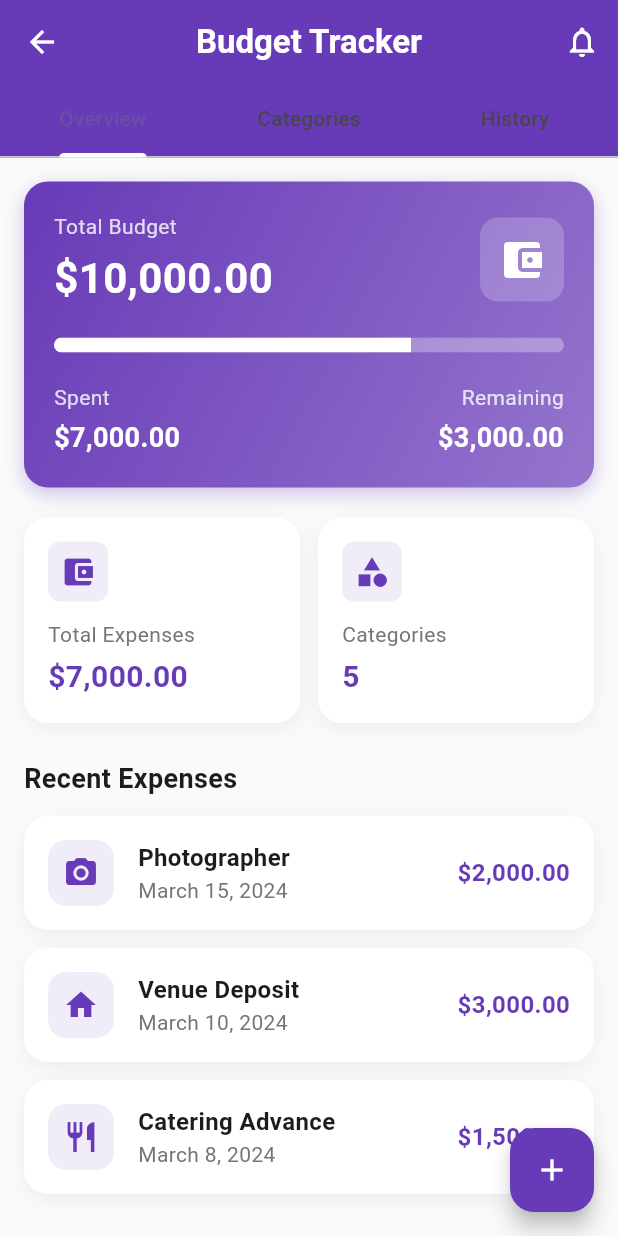
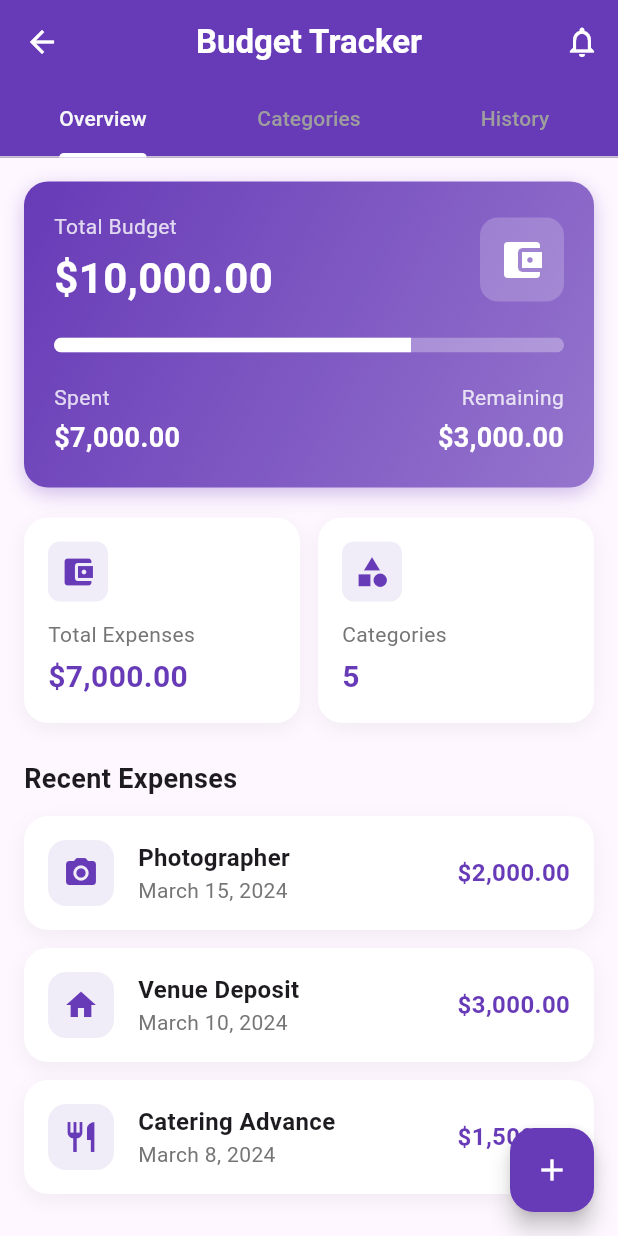
Before and after one commit to atharva2131/Event_Horizon, a Flutter app: the BudgetTrackerScreen screen opened directly, on a phone screen of 412 x 824 dp. Run offline on Flutter 3.47's test engine with Material 3 defaults, Android fonts, the phone set to English and light mode, and no system bars; our stand-ins replace contacts_service, flutter_countdown_timer, font_awesome_flutter, google_fonts, image_picker, permission_handler and 2 more; accounts and stored records are empty.

Commit message:
fix color od text

```diff
--- a/lib/screens/budget_tracker_screen.dart
+++ b/lib/screens/budget_tracker_screen.dart
@@ -225,7 +225,7 @@ class _BudgetTrackerScreenState extends State<BudgetTrackerScreen> with SingleTi
     final spentPercentage = spentAmount / totalBudget;
 
     return Scaffold(
-      backgroundColor: Colors.grey[50],
+
       appBar: AppBar(
         backgroundColor: primaryColor,
         foregroundColor: Colors.white,
@@ -249,6 +249,8 @@ class _BudgetTrackerScreenState extends State<BudgetTrackerScreen> with SingleTi
   controller: _tabController,
   indicatorColor: Colors.white,
   indicatorWeight: 3,
+  labelColor: const Color.fromARGB(255, 246, 247, 248),   // Selected tab text color
+  unselectedLabelColor: Colors.grey, // Unselected tab text color
   tabs: const [
     Tab(text: 'Overview'),
     Tab(text: 'Categories'),
```
Also changed, not shown: 3 other files. Lines whose indentation alone changed are shown as unchanged.
